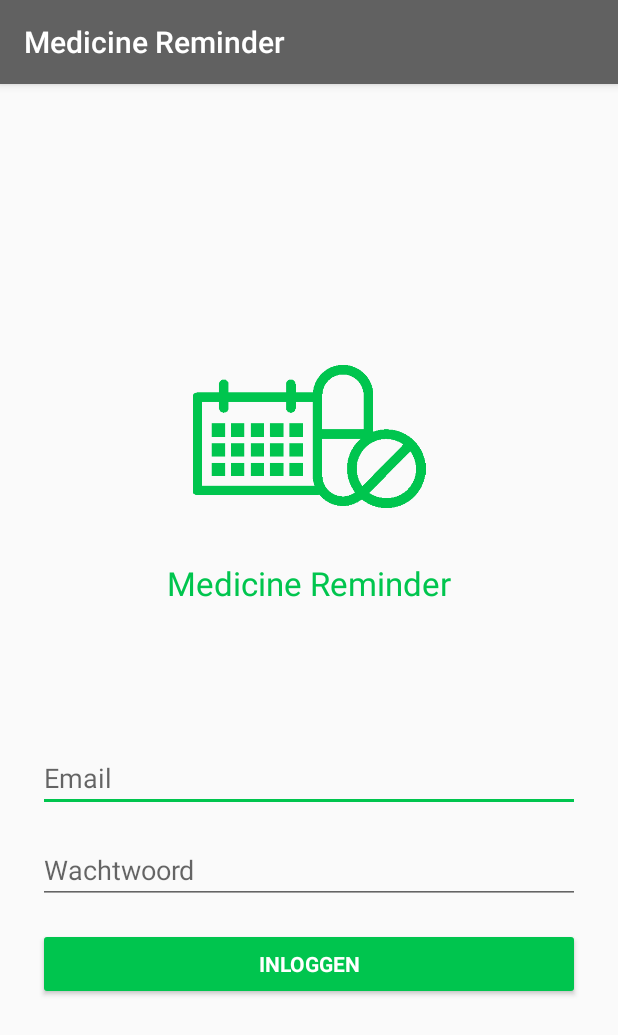
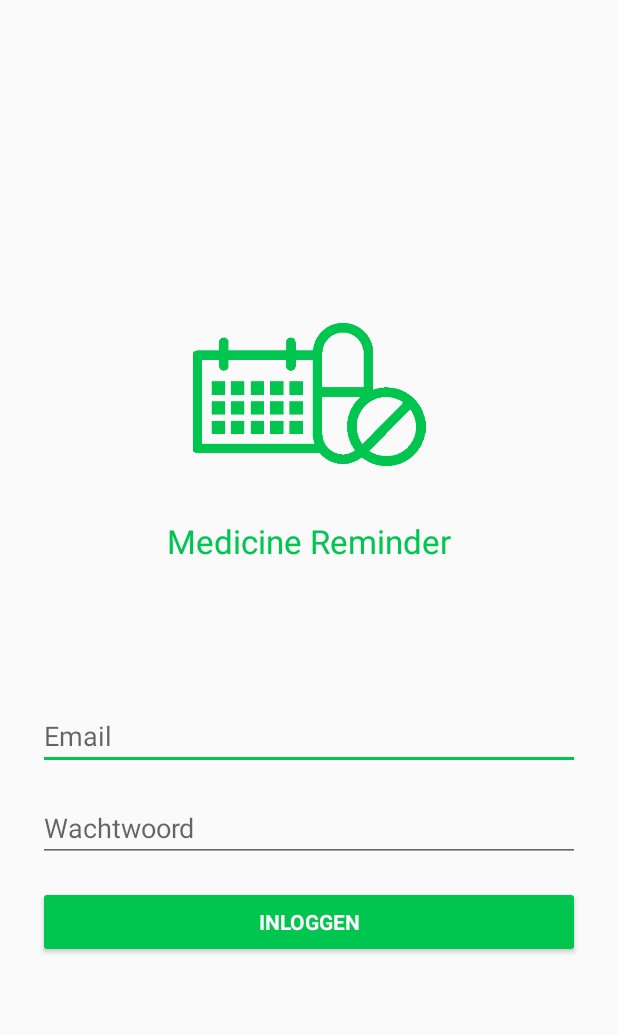
Before and after one commit to ZvanBercum/IIATIMD_Android, an Android app: the screen it shows after launch (LoginActivity), on a phone screen of 412 x 824 dp. Shown: the top 1035 px of the screen. Run offline under Robolectric (Android 15) with nearby library versions, the phone set to English and light mode, and no system bars; our stand-ins replace Volley.

Commit message:
Reminder in reminderpackage and no bar

```diff
--- a/app/src/main/java/com/example/android/Resources/Adapters/ReminderAdapter.kt
+++ b/app/src/main/java/com/example/android/Resources/Adapters/ReminderAdapter.kt
@@ -3,12 +3,9 @@ package com.example.android.Resources.Adapters
 import android.util.Log
 import android.view.View
 import android.view.ViewGroup
-import android.widget.TextView
 import androidx.recyclerview.widget.RecyclerView
 import com.example.android.R
-import com.example.android.Resources.Reminder
-import com.example.android.Resources.SharedPrefs
-import kotlinx.android.synthetic.main.activity_reminder.view.*
+import com.example.android.Resources.Reminder.Reminder
 import kotlinx.android.synthetic.main.reminder_card.view.*
 
 class ReminderAdapter(private val reminders: ArrayList<Reminder>) : RecyclerView.Adapter<ReminderAdapter.ReminderViewHolder>() {
--- a/app/src/main/java/com/example/android/Resources/Reminder.kt
+++ b/app/src/main/java/com/example/android/Resources/Reminder/Reminder.kt
@@ -1,4 +1,4 @@
-package com.example.android.Resources
+package com.example.android.Resources.Reminder
 
 import com.example.android.Resources.Medicine.Medicine
 
--- a/app/src/main/res/values/styles.xml
+++ b/app/src/main/res/values/styles.xml
@@ -1,6 +1,6 @@
 <resources>
     <!-- Base application theme. -->
-    <style name="AppTheme" parent="Theme.AppCompat.Light.DarkActionBar">
+    <style name="AppTheme" parent="Theme.AppCompat.Light.NoActionBar">
         <!-- Customize your theme here. -->
         <item name="colorPrimary">@color/colorPrimary</item>
         <item name="colorPrimaryDark">@color/colorPrimaryDark</item>
```
Also changed, not shown: app/src/main/java/com/example/android/ReminderActivity.kt (+3 -4 lines).
